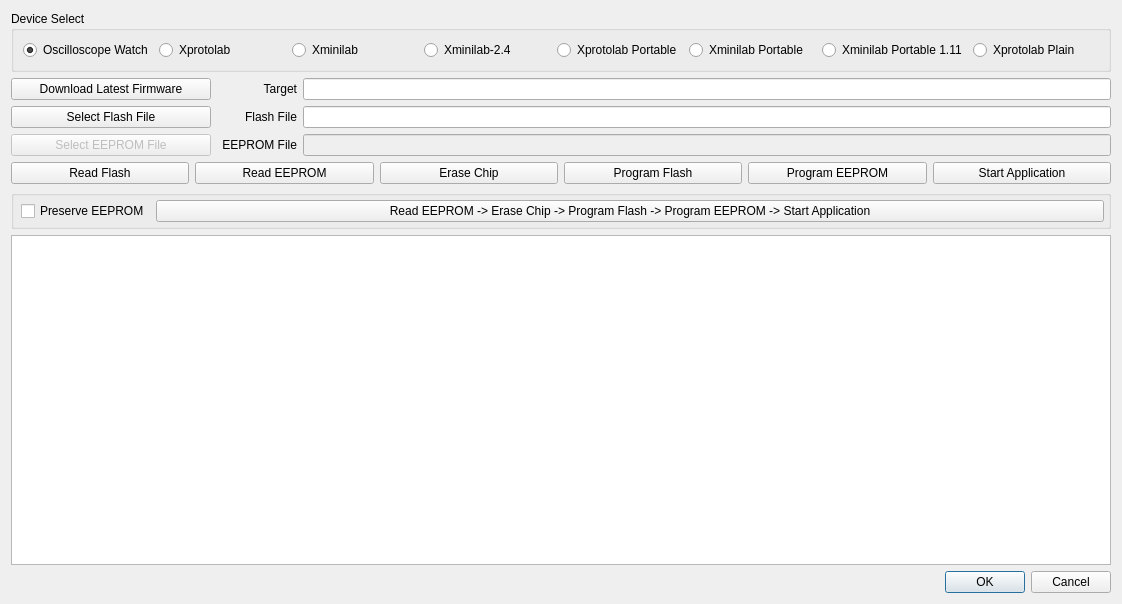
This is source/bootloader.ui in ganzziani/Xscopes-Qt6 as Qt 5 draws it before an edit. The edited form follows.
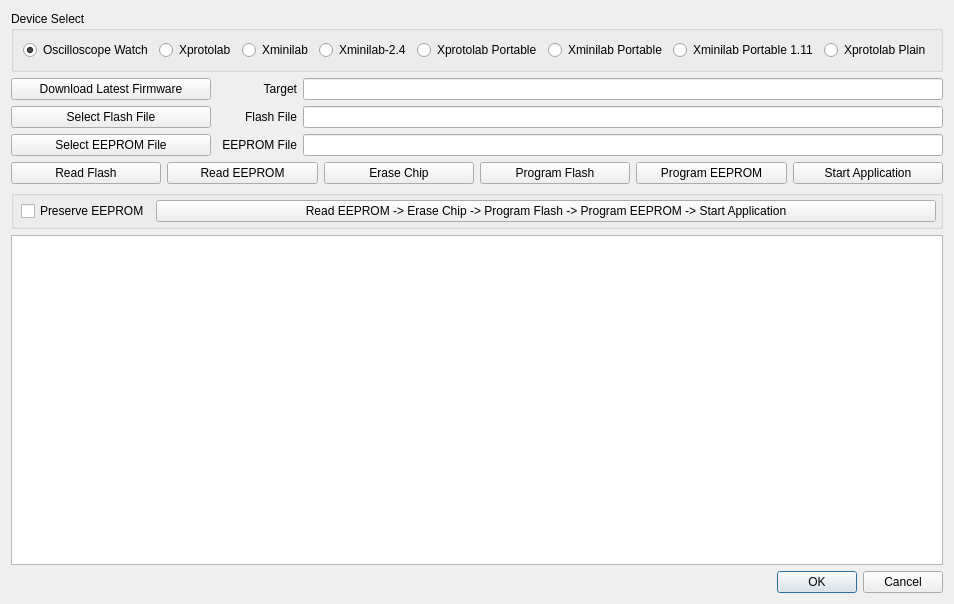
This is the edited form. Icons and pictures are not drawn.

Patch:
```diff
--- a/source/bootloader.ui
+++ b/source/bootloader.ui
@@ -6,7 +6,7 @@
    <rect>
     <x>0</x>
     <y>0</y>
-    <width>1122</width>
+    <width>930</width>
     <height>604</height>
    </rect>
   </property>
@@ -179,7 +179,7 @@
      <item>
       <widget class="QPushButton" name="pushSelectEEPROMFile">
        <property name="enabled">
-        <bool>false</bool>
+        <bool>true</bool>
        </property>
        <property name="minimumSize">
         <size>
@@ -214,7 +214,7 @@
      <item>
       <widget class="QLineEdit" name="lineEEPROM">
        <property name="enabled">
-        <bool>false</bool>
+        <bool>true</bool>
        </property>
       </widget>
      </item>
```
Left out of the diff: 27 changed lines with no effect on the pictures.
